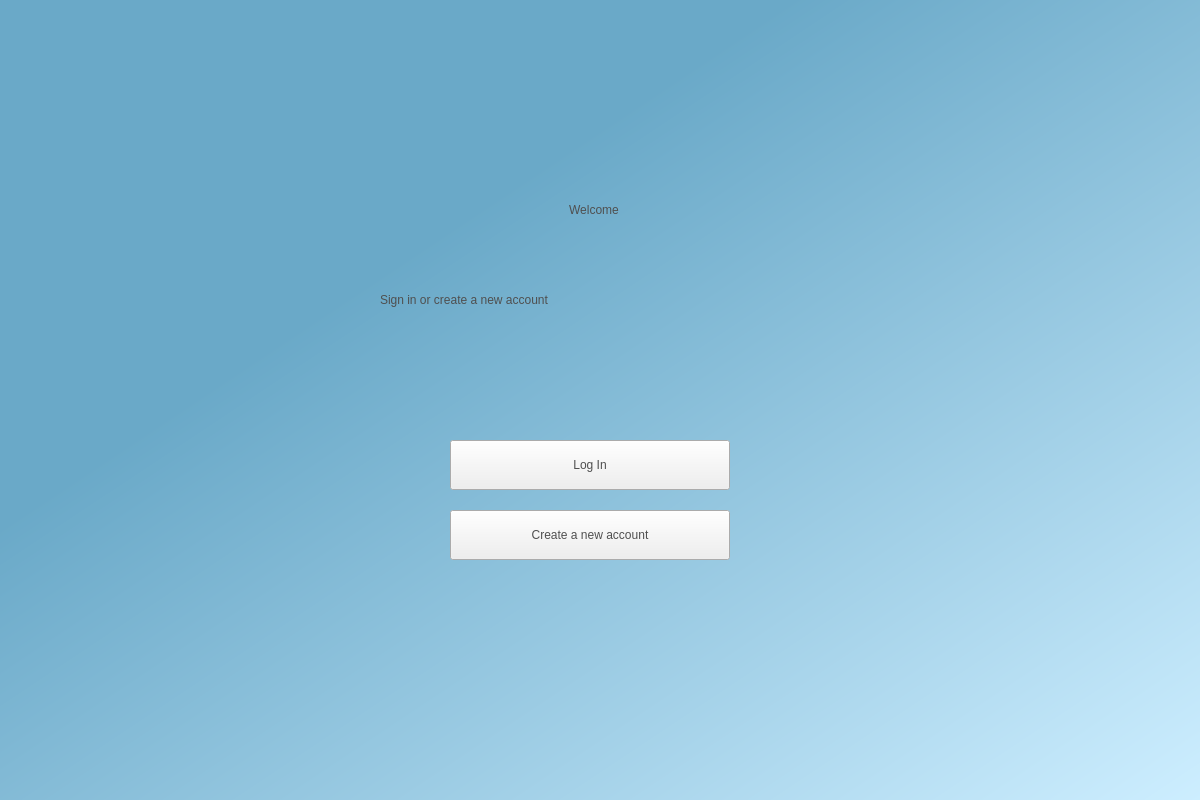
Qt form Design/welcome.ui (MazsolasPuding/PollenAnnotationTool) before a commit.
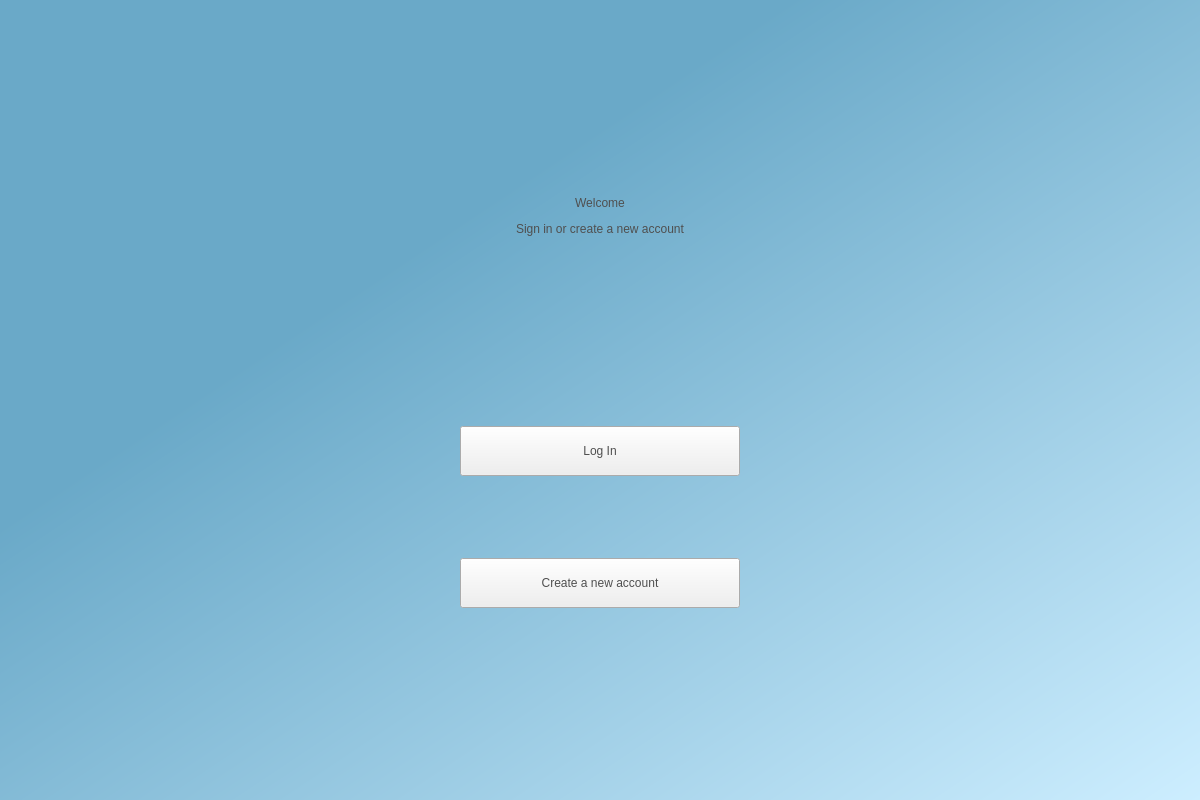
The same form after that commit. Icons and pictures are not drawn.

```diff
--- a/Design/welcome.ui
+++ b/Design/welcome.ui
@@ -27,18 +27,40 @@
   <property name="sizeGripEnabled">
    <bool>false</bool>
   </property>
+  <layout class="QVBoxLayout" name="verticalLayout_2">
+   <item>
+    <spacer name="verticalSpacer">
+     <property name="orientation">
+      <enum>Qt::Vertical</enum>
+     </property>
+     <property name="sizeHint" stdset="0">
+      <size>
+       <width>20</width>
+       <height>40</height>
+      </size>
+     </property>
+    </spacer>
+   </item>
+   <item>
+    <layout class="QHBoxLayout" name="horizontalLayout">
+     <item>
+      <spacer name="horizontalSpacer">
+       <property name="orientation">
+        <enum>Qt::Horizontal</enum>
+       </property>
+       <property name="sizeHint" stdset="0">
+        <size>
+         <width>40</width>
+         <height>20</height>
+        </size>
+       </property>
+      </spacer>
+     </item>
+     <item>
   <widget class="QLabel" name="label">
    <property name="enabled">
     <bool>false</bool>
    </property>
-   <property name="geometry">
-    <rect>
-     <x>470</x>
-     <y>170</y>
-     <width>248</width>
-     <height>79</height>
-    </rect>
-   </property>
    <property name="sizePolicy">
     <sizepolicy hsizetype="Maximum" vsizetype="Fixed">
      <horstretch>100</horstretch>
@@ -55,15 +77,39 @@
     <set>Qt::AlignCenter</set>
    </property>
   </widget>
+     </item>
+     <item>
+      <spacer name="horizontalSpacer_2">
+       <property name="orientation">
+        <enum>Qt::Horizontal</enum>
+       </property>
+       <property name="sizeHint" stdset="0">
+        <size>
+         <width>40</width>
+         <height>20</height>
+        </size>
+       </property>
+      </spacer>
+     </item>
+    </layout>
+   </item>
+   <item>
+    <layout class="QHBoxLayout" name="horizontalLayout_2">
+     <item>
+      <spacer name="horizontalSpacer_3">
+       <property name="orientation">
+        <enum>Qt::Horizontal</enum>
+       </property>
+       <property name="sizeHint" stdset="0">
+        <size>
+         <width>40</width>
+         <height>20</height>
+        </size>
+       </property>
+      </spacer>
+     </item>
+     <item>
   <widget class="QLabel" name="label_2">
-   <property name="geometry">
-    <rect>
-     <x>380</x>
-     <y>280</y>
-     <width>409</width>
-     <height>40</height>
-    </rect>
-   </property>
    <property name="sizePolicy">
     <sizepolicy hsizetype="Maximum" vsizetype="Fixed">
      <horstretch>0</horstretch>
@@ -77,47 +123,57 @@
     <string>Sign in or create a new account</string>
    </property>
   </widget>
-  <widget class="QPushButton" name="createButton">
-   <property name="geometry">
-    <rect>
-     <x>450</x>
-     <y>510</y>
-     <width>280</width>
-     <height>50</height>
-    </rect>
-   </property>
-   <property name="sizePolicy">
-    <sizepolicy hsizetype="Fixed" vsizetype="Fixed">
-     <horstretch>0</horstretch>
-     <verstretch>0</verstretch>
-    </sizepolicy>
-   </property>
-   <property name="minimumSize">
+     </item>
+     <item>
+      <spacer name="horizontalSpacer_4">
+       <property name="orientation">
+        <enum>Qt::Horizontal</enum>
+       </property>
+       <property name="sizeHint" stdset="0">
+        <size>
+         <width>40</width>
+         <height>20</height>
+        </size>
+       </property>
+      </spacer>
+     </item>
+    </layout>
+   </item>
+   <item>
+    <spacer name="verticalSpacer_3">
+     <property name="orientation">
+      <enum>Qt::Vertical</enum>
+     </property>
+     <property name="sizeHint" stdset="0">
     <size>
-     <width>280</width>
-     <height>50</height>
-    </size>
-   </property>
-   <property name="styleSheet">
-    <string notr="true">font: 20pt &quot;Corbel&quot;;
-color:rgb(79, 79, 79);</string>
-   </property>
-   <property name="text">
-    <string>Create a new account</string>
-   </property>
-   <property name="autoDefault">
-    <bool>false</bool>
-   </property>
-  </widget>
+       <width>20</width>
+       <height>40</height>
+      </size>
+     </property>
+    </spacer>
+   </item>
+   <item>
+    <layout class="QHBoxLayout" name="horizontalLayout_3">
+     <item>
+      <spacer name="horizontalSpacer_5">
+       <property name="orientation">
+        <enum>Qt::Horizontal</enum>
+       </property>
+       <property name="sizeHint" stdset="0">
+        <size>
+         <width>40</width>
+         <height>20</height>
+        </size>
+       </property>
+      </spacer>
+     </item>
+     <item>
+      <layout class="QVBoxLayout" name="verticalLayout">
+       <property name="spacing">
+        <number>6</number>
+       </property>
+       <item>
   <widget class="QPushButton" name="loginButton">
-   <property name="geometry">
-    <rect>
-     <x>450</x>
-     <y>440</y>
-     <width>280</width>
-     <height>50</height>
-    </rect>
-   </property>
    <property name="sizePolicy">
     <sizepolicy hsizetype="Fixed" vsizetype="Fixed">
      <horstretch>0</horstretch>
@@ -141,7 +197,80 @@
     <bool>false</bool>
    </property>
   </widget>
- </widget>
- <resources/>
+       </item>
+       <item>
+        <spacer name="verticalSpacer_4">
+         <property name="orientation">
+          <enum>Qt::Vertical</enum>
+         </property>
+         <property name="sizeHint" stdset="0">
+          <size>
+           <width>20</width>
+           <height>40</height>
+          </size>
+         </property>
+        </spacer>
+       </item>
+       <item>
+        <widget class="QPushButton" name="createButton">
+         <property name="sizePolicy">
+          <sizepolicy hsizetype="Fixed" vsizetype="Fixed">
+           <horstretch>0</horstretch>
+           <verstretch>0</verstretch>
+          </sizepolicy>
+         </property>
+         <property name="minimumSize">
+          <size>
+           <width>280</width>
+           <height>50</height>
+          </size>
+         </property>
+         <property name="styleSheet">
+          <string notr="true">font: 20pt &quot;Corbel&quot;;
+color:rgb(79, 79, 79);</string>
+         </property>
+         <property name="text">
+          <string>Create a new account</string>
+         </property>
+         <property name="autoDefault">
+          <bool>false</bool>
+         </property>
+        </widget>
+       </item>
+      </layout>
+     </item>
+     <item>
+      <spacer name="horizontalSpacer_6">
+       <property name="orientation">
+        <enum>Qt::Horizontal</enum>
+       </property>
+       <property name="sizeHint" stdset="0">
+        <size>
+         <width>40</width>
+         <height>20</height>
+        </size>
+       </property>
+      </spacer>
+     </item>
+    </layout>
+   </item>
+   <item>
+    <spacer name="verticalSpacer_2">
+     <property name="orientation">
+      <enum>Qt::Vertical</enum>
+     </property>
+     <property name="sizeHint" stdset="0">
+      <size>
+       <width>20</width>
+       <height>40</height>
+      </size>
+     </property>
+    </spacer>
+   </item>
+  </layout>
+ </widget>
+ <resources>
+  <include location="resources.qrc"/>
+ </resources>
  <connections/>
 </ui>
```
Left out of the diff: 6 changed lines with no effect on the pictures. Lines whose indentation alone changed are shown as unchanged.
